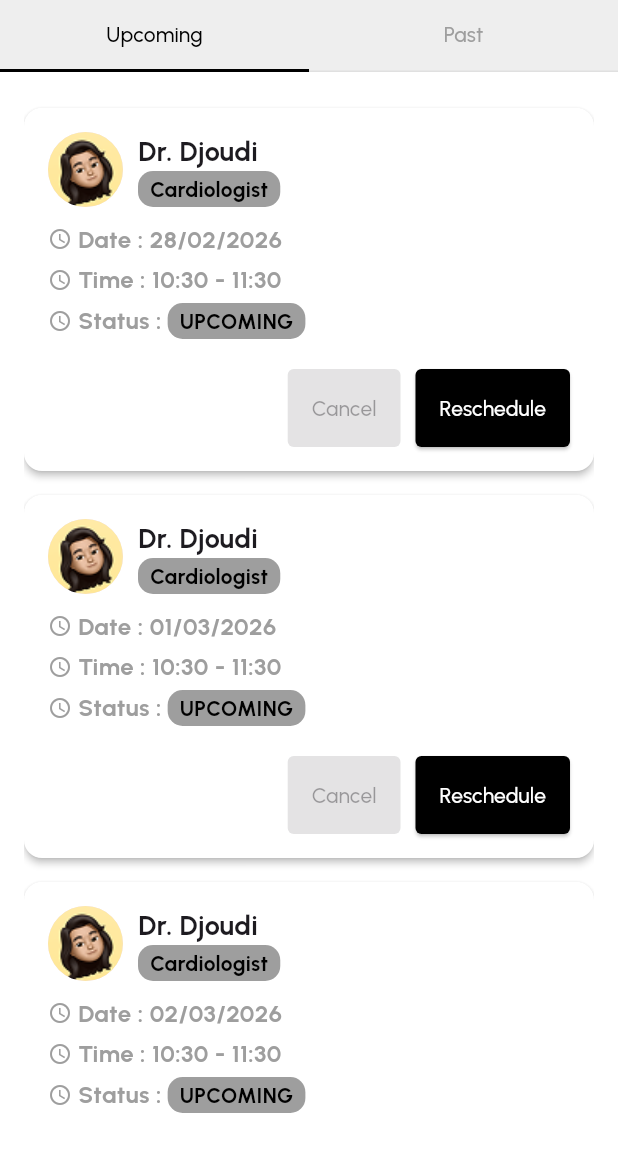
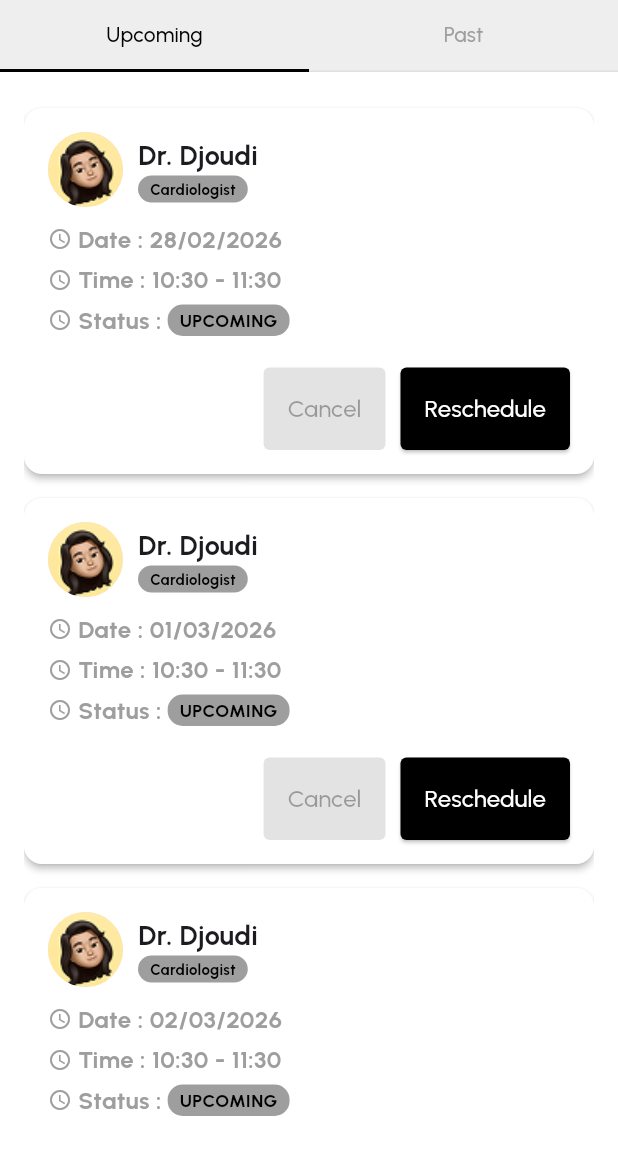
Before and after one commit to bafsoooo/health_tracker_app, a Flutter app: the AppointmentsScreen screen opened directly, on a phone screen of 412 x 824 dp, the part 84-1236 px from its top. Run offline on Flutter 3.47's test engine with Material 3 defaults, Android fonts, the light colour scheme and no system bars; our stand-ins replace google_fonts.

Commit message:
Enhancing Appointments screen

```diff
--- a/lib/widgets/doctor_card.dart
+++ b/lib/widgets/doctor_card.dart
@@ -38,7 +38,7 @@ class DoctorCard extends StatelessWidget {
                         child: Text(
                           appointment.specialization,
                           style: TextStyle(
-                            fontSize: 14,
+                            fontSize: 10,
                             color: Colors.black,
                             fontWeight: FontWeight.bold
                           ),
@@ -88,7 +88,7 @@ class DoctorCard extends StatelessWidget {
                     child: Text(
                       appointment.status.toString().split('.').last.toUpperCase(),
                       style: TextStyle(
-                        fontSize: 14,
+                        fontSize: 12,
                         color: Colors.black,
                         fontWeight: FontWeight.bold
                       ),
@@ -108,7 +108,12 @@ class DoctorCard extends StatelessWidget {
                         borderRadius: BorderRadius.circular(4),
                       ),
                     ),
-                    child: Text("Cancel")
+                    child: Text(
+                      "Cancel",
+                      style: TextStyle(
+                        fontSize: 16
+                      ),
+                    )
                   ),
                   SizedBox(width: 10),
                   ElevatedButton(
@@ -122,7 +127,10 @@ class DoctorCard extends StatelessWidget {
                     ),
                     child: Text(
                       "Reschedule",
-                      style: TextStyle(color: Colors.white),
+                      style: TextStyle(
+                        color: Colors.white,
+                        fontSize: 16
+                      ),
                     )
                   )
                 ],
```
